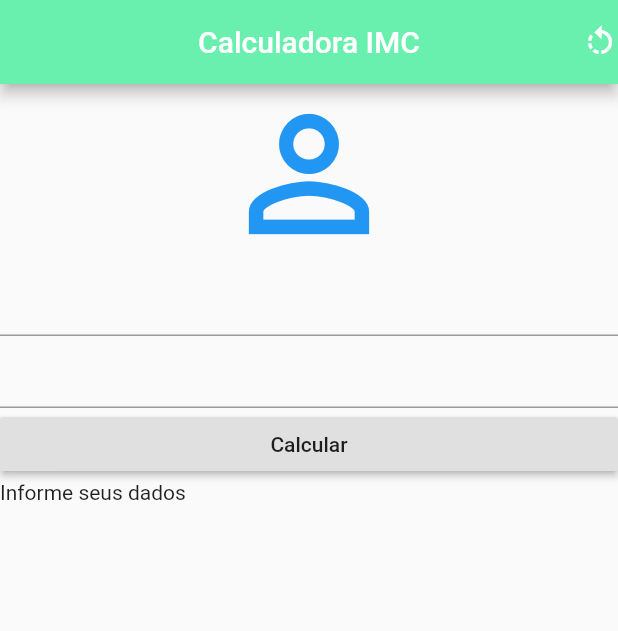
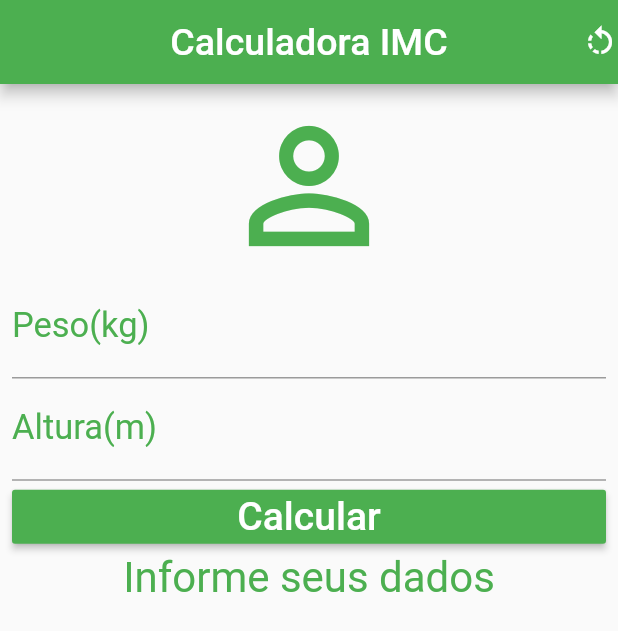
Before and after one commit to leosouzajr/calculadora_imc_eeep, a Flutter app: the screen it shows after launch, on a phone screen of 412 x 824 dp. Shown: the top 631 px of the screen. Run offline on Flutter 3.47's test engine with Material 2 defaults, Android fonts, the phone set to English and light mode, and no system bars.

Commit message:
atualizado  aula 2 e 3 outubro

```diff
--- a/lib/tela.dart
+++ b/lib/tela.dart
@@ -1,4 +1,5 @@
 import "package:flutter/material.dart";
+import 'package:flutter/widgets.dart';
 
 class Tela extends StatefulWidget {
   @override
@@ -11,28 +12,81 @@ class _TelaState extends State<Tela> {
     return Scaffold(
       appBar: AppBar(
         centerTitle: true,
-        title: Text("Calculadora IMC"),
-        backgroundColor: Colors.greenAccent,
+        title: Text(
+          "Calculadora IMC",
+            style: TextStyle(
+                   color: Colors.white,
+                  fontSize: 25
+                ),
+        ),
+        backgroundColor: Colors.green,
         actions: <Widget>[Icon(Icons.rotate_left)],
       ),
       body: Container(
+
+        padding: EdgeInsets.all(8),
         child: Column(
           crossAxisAlignment: CrossAxisAlignment.stretch,
           children: <Widget>[
             Icon(
               Icons.person_outline,
               size: 120,
-              color: Colors.blue,
+              color: Colors.green,
             ),
-            TextField(),
-            TextField(),
+            TextField(
+
+              textAlign: TextAlign.center,
+              keyboardType: TextInputType.number,
+              decoration: InputDecoration(
+                labelText: "Peso(kg)",
+                labelStyle: TextStyle(
+                  color: Colors.green,
+                  fontSize: 23
+                )
+              ),
+              style: TextStyle(
+                color: Colors.green,
+                fontSize: 20
+              ),
+            ),
+           TextField(
+             style: TextStyle(
+                color: Colors.green,
+                fontSize: 20
+              ),
+              textAlign: TextAlign.center,
+              keyboardType: TextInputType.number,
+              decoration: InputDecoration(
+                labelText: "Altura(m)",
+                labelStyle: TextStyle(
+                  color: Colors.green,
+                  fontSize: 23
+                )
+              ),
+            ),
             RaisedButton(
-              child: Text("Calcular"),
-              onPressed: (){
+              child: Text("Calcular",
+                  style:TextStyle(
+                      color: Colors.white,
+                      fontSize: 26
+                  )
 
-              }
+              ),
+              color: Colors.green,
+              onPressed: () {
+
+              },
+
             ),
-            Text("Informe seus dados")
+            Text("Informe seus dados",
+                textAlign: TextAlign.center,
+                style: TextStyle(
+                    fontSize: 28,
+                    color: Colors.green
+
+                 ),
+
+            )
           ],
         ),
       ),
```
Also changed, not shown: balanca.jpg (added), ico-imc.jpg (added), 1 other file.
